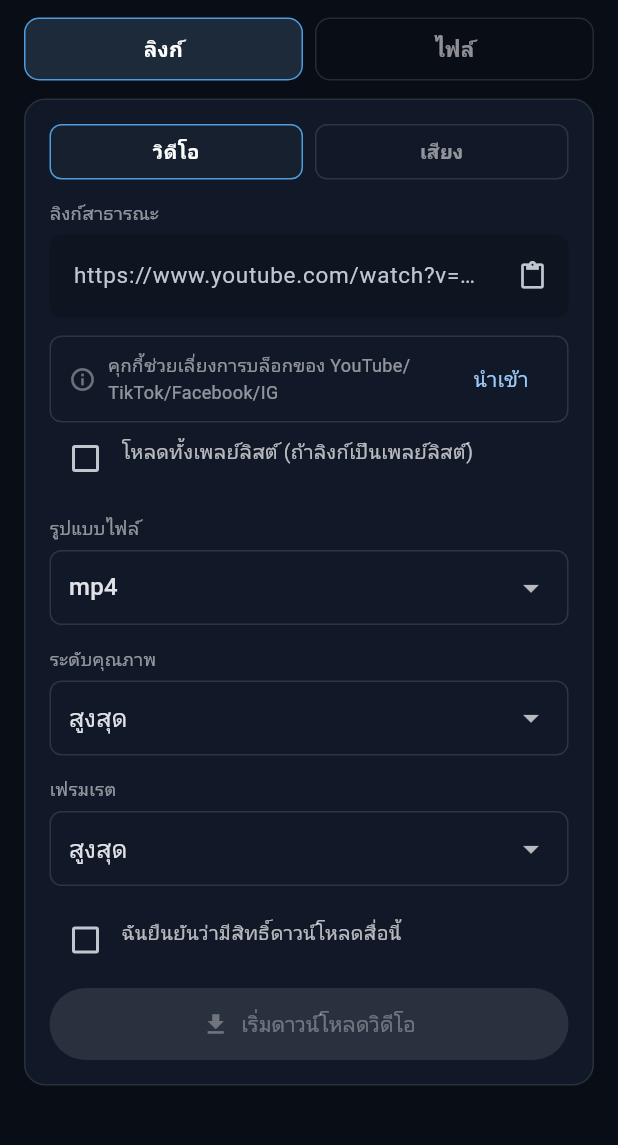
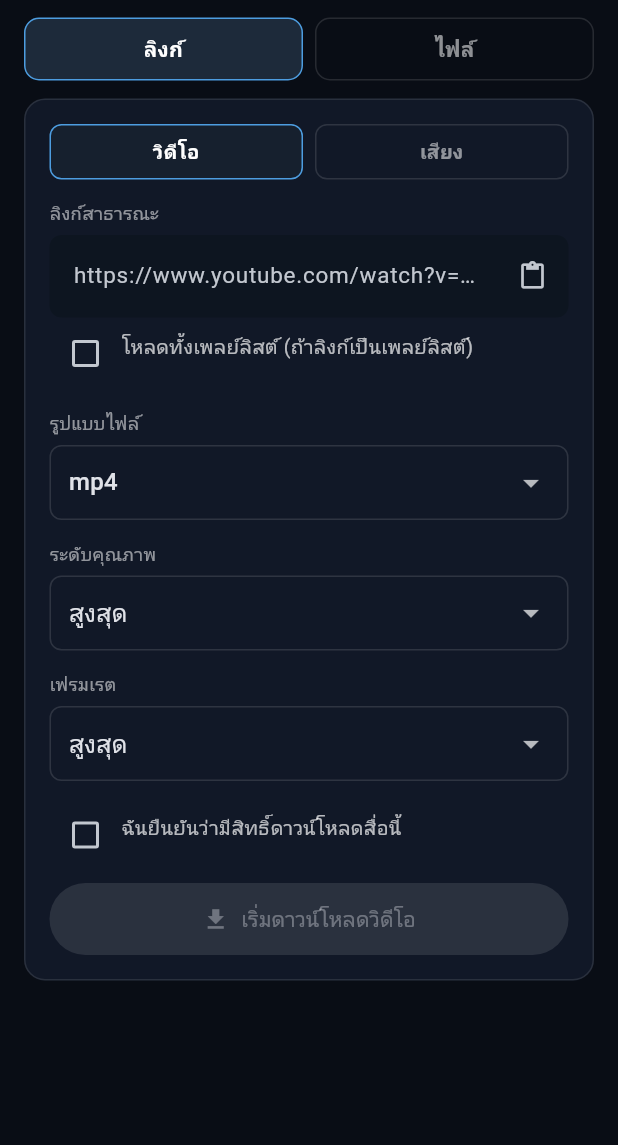
Before and after one commit to ertyu007/media-toolkit-Open-source, a Flutter app: the screen it shows after launch, on a phone screen of 412 x 824 dp, the part 65-1210 px from its top. Run offline on Flutter 3.47's test engine with Material 3 defaults, Android fonts, the phone set to English and light mode, and no system bars; our stand-ins replace chewie, share_plus, video_player; missing offline and left inert: ffmpeg_kit_flutter_new.

Commit message:
Remove cookie import system (นำเข้าคุกกี้) per request

```diff
--- a/mobile/lib/main.dart
+++ b/mobile/lib/main.dart
@@ -448,7 +448,6 @@ class _HomeScreenState extends State<HomeScreen> {
             ),
           ),
         ),
-        _cookiesRow(),
         _checkRow(
           value: _playlists,
           label: 'โหลดทั้งเพลย์ลิสต์ (ถ้าลิงก์เป็นเพลย์ลิสต์)',
@@ -518,59 +517,6 @@ class _HomeScreenState extends State<HomeScreen> {
     } catch (_) {
       _toast('ไม่สามารถอ่านคลิปบอร์ดได้', bad: true);
     }
-  }
-
-  Future<void> _importCookies() async {
-    try {
-      final picked = await NativeService.instance.pickCookieFile();
-      if (picked == null) return;
-      final saved = await app.importCookies(picked);
-      _toast(
-        saved != null ? 'นำเข้าคุกกี้สำเร็จ' : 'นำเข้าคุกกี้ไม่สำเร็จ',
-        bad: saved == null,
-      );
-    } catch (e) {
-      _toast('นำเข้าคุกกี้ไม่สำเร็จ: $e', bad: true);
-    }
-  }
-
-  Widget _cookiesRow() {
-    final has = app.cookiesPath != null;
-    return Container(
-      margin: const EdgeInsets.only(top: 12),
-      padding: const EdgeInsets.symmetric(horizontal: 12, vertical: 4),
-      decoration: BoxDecoration(
-        borderRadius: BorderRadius.circular(8),
-        border: Border.all(
-          color: has ? const Color(0xFF2E7D32) : Colors.white12,
-        ),
-      ),
-      child: Row(
-        children: [
-          Icon(
-            has ? Icons.check_circle_outline : Icons.info_outline,
-            size: 18,
-            color: has ? const Color(0xFF2E7D32) : Colors.white38,
-          ),
-          const SizedBox(width: 8),
-          Expanded(
-            child: Text(
-              has
-                  ? 'ใช้คุกกี้แล้ว (ช่วยเลี่ยงการบล็อกดาวน์โหลด)'
-                  : 'คุกกี้ช่วยเลี่ยงการบล็อกของ YouTube/TikTok/Facebook/IG',
-              style: TextStyle(
-                fontSize: 12,
-                color: has ? Colors.white70 : Colors.white54,
-              ),
-            ),
-          ),
-          TextButton(
-            onPressed: has ? app.clearCookies : _importCookies,
-            child: Text(has ? 'ลบ' : 'นำเข้า'),
-          ),
-        ],
-      ),
-    );
   }
 
   // ---------------- File panel ----------------
```
Also changed, not shown: mobile/lib/app_state.dart (+0 -72 lines), mobile/lib/services/native.dart (+0 -7 lines), 2 other files.
